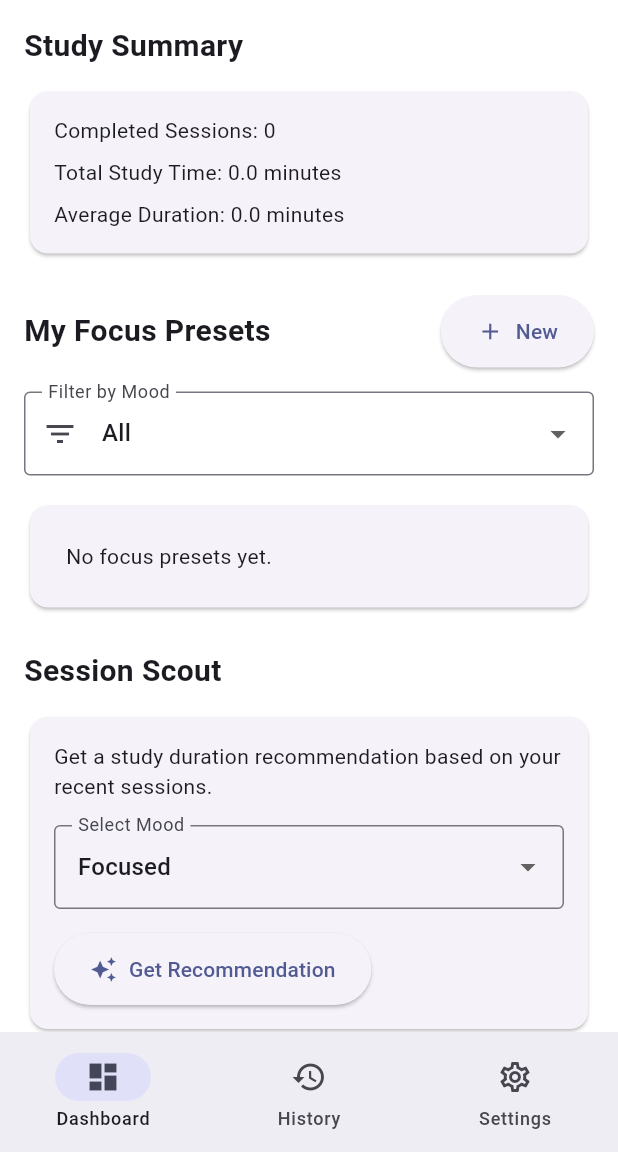
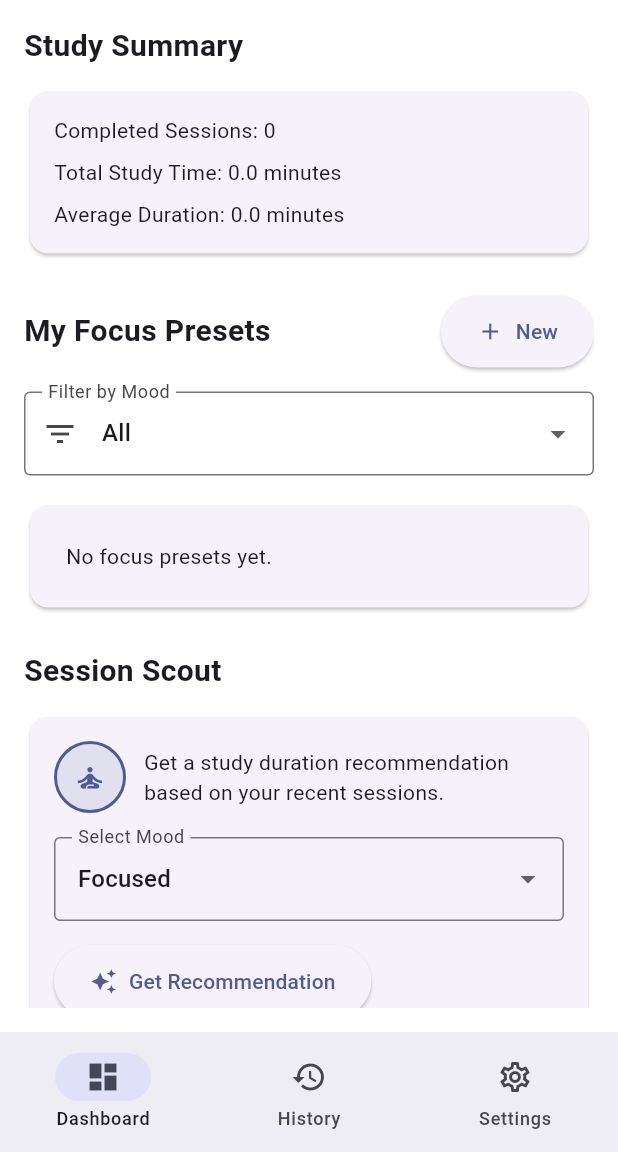
Before and after one commit to isaacowusu3461/Adaptive_Focus_Studio, a Flutter app: the screen it shows after launch, after a tap on "Get Started", on a phone screen of 412 x 824 dp, the part 84-1236 px from its top. Run offline on Flutter 3.47's test engine with Material 3 defaults, Android fonts, the light colour scheme and no system bars; our stand-ins replace flutter_riverpod, shared_preferences, sqflite; accounts and stored records are empty.

Commit message:
added animations responsive layouts and reduced motion support

```diff
--- /dev/null
+++ b/lib/core/animation/app_motion.dart
@@ -0,0 +1,17 @@
+
+import 'package:flutter/material.dart';
+
+class AppMotion {
+  static const Duration short = Duration(milliseconds: 200);
+  static const Duration medium = Duration(milliseconds: 350);
+  static const Duration long = Duration(milliseconds: 600);
+
+  static Duration duration(
+    Duration normal, {
+    required bool reduceMotion,
+  }) {
+    return reduceMotion ? Duration.zero : normal;
+  }
+
+  static Curve get standardCurve => Curves.easeInOut;
+}
--- /dev/null
+++ b/lib/core/widgets/animated_focus_indicator.dart
@@ -0,0 +1,113 @@
+
+import 'package:flutter/material.dart';
+
+class AnimatedFocusIndicator extends StatefulWidget {
+  final bool isActive;
+  final bool reduceMotion;
+  final double size;
+
+  const AnimatedFocusIndicator({
+    super.key,
+    required this.isActive,
+    required this.reduceMotion,
+    this.size = 64,
+  });
+
+  @override
+  State<AnimatedFocusIndicator> createState() =>
+      _AnimatedFocusIndicatorState();
+}
+
+class _AnimatedFocusIndicatorState
+    extends State<AnimatedFocusIndicator>
+    with SingleTickerProviderStateMixin {
+  late final AnimationController _controller;
+  late final Animation<double> _scaleAnimation;
+
+  @override
+  void initState() {
+    super.initState();
+
+    _controller = AnimationController(
+      vsync: this,
+      duration: const Duration(milliseconds: 900),
+    );
+
+    _scaleAnimation = TweenSequence<double>([
+      TweenSequenceItem(
+        tween: Tween<double>(begin: 1, end: 1.06),
+        weight: 50,
+      ),
+      TweenSequenceItem(
+        tween: Tween<double>(begin: 1.06, end: 1),
+        weight: 50,
+      ),
+    ]).animate(
+      CurvedAnimation(
+        parent: _controller,
+        curve: Curves.easeInOut,
+      ),
+    );
+
+    _updateAnimation();
+  }
+
+  @override
+  void didUpdateWidget(covariant AnimatedFocusIndicator oldWidget) {
+    super.didUpdateWidget(oldWidget);
+
+    if (oldWidget.isActive != widget.isActive ||
+        oldWidget.reduceMotion != widget.reduceMotion) {
+      _updateAnimation();
+    }
+  }
+
+  void _updateAnimation() {
+    if (!widget.isActive || widget.reduceMotion) {
+      _controller.stop();
+      _controller.value = 0;
+      return;
+    }
+
+    _controller.forward(from: 0);
+  }
+
+  @override
+  void dispose() {
+    _controller.dispose();
+    super.dispose();
+  }
+
+  @override
+  Widget build(BuildContext context) {
+    final color = Theme.of(context).colorScheme.primary;
+
+    return Semantics(
+      label: widget.isActive
+          ? 'Focus session is active'
+          : 'Focus session is inactive',
+      child: ScaleTransition(
+        scale: _scaleAnimation,
+        child: Container(
+          width: widget.size,
+          height: widget.size,
+          decoration: BoxDecoration(
+            color: color.withValues(alpha: 0.12),
+            shape: BoxShape.circle,
+            border: Border.all(
+              color: color,
+              width: 2,
+            ),
+          ),
+          child: Icon(
+            widget.isActive
+                ? Icons.psychology
+                : Icons.self_improvement,
+            color: color,
+            size: widget.size * 0.45,
+          ),
+        ),
+      ),
+    );
+  }
+}
--- /dev/null
+++ b/lib/core/widgets/responsive_content.dart
@@ -0,0 +1,30 @@
+
+import 'package:flutter/material.dart';
+
+class ResponsiveContent extends StatelessWidget {
+  final Widget child;
+  final double maxWidth;
+  final EdgeInsetsGeometry padding;
+
+  const ResponsiveContent({
+    super.key,
+    required this.child,
+    this.maxWidth = 900,
+    this.padding = const EdgeInsets.all(16),
+  });
+
+  @override
+  Widget build(BuildContext context) {
+    return Center(
+      child: ConstrainedBox(
+        constraints: BoxConstraints(
+          maxWidth: maxWidth,
+        ),
+        child: Padding(
+          padding: padding,
+          child: child,
+        ),
+      ),
+    );
+  }
+}
--- /dev/null
+++ b/lib/features/focus/presentation/providers/motion_provider.dart
@@ -0,0 +1,22 @@
+
+import 'package:flutter_riverpod/flutter_riverpod.dart';
+import 'package:shared_preferences/shared_preferences.dart';
+
+final reduceMotionProvider =
+    AsyncNotifierProvider<ReduceMotionNotifier, bool>(
+  ReduceMotionNotifier.new,
+);
+
+class ReduceMotionNotifier extends AsyncNotifier<bool> {
+  @override
+  Future<bool> build() async {
+    final preferences = await SharedPreferences.getInstance();
+    return preferences.getBool('reduce_motion') ?? false;
+  }
+
+  Future<void> setReduceMotion(bool enabled) async {
+    final preferences = await SharedPreferences.getInstance();
+    await preferences.setBool('reduce_motion', enabled);
+    state = AsyncData(enabled);
+  }
+}
--- a/lib/features/focus/presentation/screens/dashboard_screen.dart
+++ b/lib/features/focus/presentation/screens/dashboard_screen.dart
@@ -2,11 +2,15 @@
 import 'package:flutter/material.dart';
 import 'package:flutter_riverpod/flutter_riverpod.dart';
 
+import '../../../../core/animation/app_motion.dart';
+import '../../../../core/widgets/animated_focus_indicator.dart';
+import '../../../../core/widgets/responsive_content.dart';
 import '../../domain/entities/focus_preset.dart';
 import '../../domain/entities/session_log.dart';
 import '../../domain/entities/session_scout_recommendation.dart';
 import '../providers/focus_dependencies.dart';
 import '../providers/focus_providers.dart';
+import '../providers/motion_provider.dart';
 import 'focus_timer_screen.dart';
 import 'preset_form_screen.dart';
 
@@ -54,9 +58,7 @@ class DashboardScreenState extends ConsumerState<DashboardScreen> {
       ),
     );
 
-    if (mounted && saved == true) {
-      reload();
-    }
+    if (mounted && saved == true) reload();
   }
 
   Future<void> _startPreset(FocusPreset preset) async {
@@ -70,9 +72,7 @@ class DashboardScreenState extends ConsumerState<DashboardScreen> {
       ),
     );
 
-    if (mounted) {
-      reload();
-    }
+    if (mounted) reload();
   }
 
   Future<void> _confirmDelete(FocusPreset preset) async {
@@ -99,7 +99,7 @@ class DashboardScreenState extends ConsumerState<DashboardScreen> {
       ),
     );
 
-    if (confirmed != true || !mounted) return;
+    if (!mounted || confirmed != true) return;
 
     setState(() => _isDeleting = true);
 
@@ -109,19 +109,20 @@ class DashboardScreenState extends ConsumerState<DashboardScreen> {
       if (!mounted) return;
 
       reload();
+
       ScaffoldMessenger.of(context).showSnackBar(
         SnackBar(content: Text('"${preset.name}" was deleted.')),
       );
     } catch (_) {
       if (mounted) {
         ScaffoldMessenger.of(context).showSnackBar(
-          const SnackBar(content: Text('Unable to delete preset.')),
+          const SnackBar(
+            content: Text('Unable to delete preset.'),
+          ),
         );
       }
     } finally {
-      if (mounted) {
-        setState(() => _isDeleting = false);
-      }
+      if (mounted) setState(() => _isDeleting = false);
     }
   }
 
@@ -177,13 +178,11 @@ class DashboardScreenState extends ConsumerState<DashboardScreen> {
         durationMinutes: recommendation.suggestedMinutes,
       );
 
-      if (updated == 0) {
-        throw StateError('Preset not found.');
-      }
-
+      if (updated == 0) throw StateError('Preset not found.');
       if (!mounted) return;
 
       reload();
+
       ScaffoldMessenger.of(context).showSnackBar(
         SnackBar(
           content: Text(
@@ -262,9 +261,20 @@ class DashboardScreenState extends ConsumerState<DashboardScreen> {
       );
     }
 
-    return Column(
+    return LayoutBuilder(
+      builder: (context, constraints) {
+        final columns = constraints.maxWidth >= 650 ? 2 : 1;
+        final cardWidth = columns == 2
+            ? (constraints.maxWidth - 12) / 2
+            : constraints.maxWidth;
+
+        return Wrap(
+          spacing: 12,
+          runSpacing: 12,
           children: filtered.map((preset) {
-        return Card(
+            return SizedBox(
+              width: cardWidth,
+              child: Card(
                 key: ValueKey('preset_${preset.id}'),
                 child: Padding(
                   padding: const EdgeInsets.all(12),
@@ -280,7 +290,9 @@ class DashboardScreenState extends ConsumerState<DashboardScreen> {
                       ),
                       const SizedBox(height: 8),
                       Text('Mood: ${preset.moodTag}'),
-                Text('Duration: ${preset.durationMinutes} minutes'),
+                      Text(
+                        'Duration: ${preset.durationMinutes} minutes',
+                      ),
                       const SizedBox(height: 12),
                       Wrap(
                         spacing: 8,
@@ -312,12 +324,15 @@ class DashboardScreenState extends ConsumerState<DashboardScreen> {
                     ],
                   ),
                 ),
+              ),
             );
           }).toList(),
         );
+      },
+    );
   }
 
-  Widget _buildSessionScout() {
+  Widget _buildSessionScout(bool reduceMotion) {
     final recommendationState = _showRecommendation
         ? ref.watch(sessionScoutProvider(_scoutMood))
         : null;
@@ -328,9 +343,21 @@ class DashboardScreenState extends ConsumerState<DashboardScreen> {
         child: Column(
           crossAxisAlignment: CrossAxisAlignment.start,
           children: [
-            const Text(
+            Row(
+              children: [
+                AnimatedFocusIndicator(
+                  isActive: _showRecommendation,
+                  reduceMotion: reduceMotion,
+                  size: 48,
+                ),
+                const SizedBox(width: 12),
+                const Expanded(
+                  child: Text(
                     'Get a study duration recommendation '
                     'based on your recent sessions.',
+                  ),
+                ),
+              ],
             ),
             const SizedBox(height: 16),
             DropdownButtonFormField<String>(
@@ -364,9 +391,37 @@ class DashboardScreenState extends ConsumerState<DashboardScreen> {
               icon: const Icon(Icons.auto_awesome),
               label: const Text('Get Recommendation'),
             ),
-            if (recommendationState != null) ...[
-              const SizedBox(height: 16),
-              recommendationState.when(
+            AnimatedSize(
+              duration: AppMotion.duration(
+                AppMotion.medium,
+                reduceMotion: reduceMotion,
+              ),
+              curve: AppMotion.standardCurve,
+              alignment: Alignment.topCenter,
+              child: _showRecommendation
+                  ? Padding(
+                      padding: const EdgeInsets.only(top: 16),
+                      child: _buildRecommendationResult(
+                        recommendationState!,
+                        reduceMotion,
+                      ),
+                    )
+                  : const SizedBox(
+                      key: ValueKey('scout_hidden'),
+                      width: double.infinity,
+                    ),
+            ),
+          ],
+        ),
+      ),
+    );
+  }
+
+  Widget _buildRecommendationResult(
+    AsyncValue<SessionScoutRecommendation> state,
+    bool reduceMotion,
+  ) {
+    return state.when(
       loading: () => const Center(
         child: CircularProgressIndicator(),
       ),
@@ -376,15 +431,19 @@ class DashboardScreenState extends ConsumerState<DashboardScreen> {
           const Text('Unable to generate a recommendation.'),
           TextButton(
             onPressed: () {
-                        ref.invalidate(
-                          sessionScoutProvider(_scoutMood),
-                        );
+              ref.invalidate(sessionScoutProvider(_scoutMood));
             },
             child: const Text('Retry'),
           ),
         ],
       ),
-                data: (recommendation) => Column(
+      data: (recommendation) => AnimatedOpacity(
+        opacity: 1,
+        duration: AppMotion.duration(
+          AppMotion.short,
+          reduceMotion: reduceMotion,
+        ),
+        child: Column(
           crossAxisAlignment: CrossAxisAlignment.start,
           children: [
             const Divider(),
@@ -413,6 +472,7 @@ class DashboardScreenState extends ConsumerState<DashboardScreen> {
             const SizedBox(height: 16),
             Wrap(
               spacing: 12,
+              runSpacing: 8,
               children: [
                 ElevatedButton(
                   onPressed: () =>
@@ -430,10 +490,6 @@ class DashboardScreenState extends ConsumerState<DashboardScreen> {
           ],
         ),
       ),
-            ],
-          ],
-        ),
-      ),
     );
   }
 
@@ -441,17 +497,26 @@ class DashboardScreenState extends ConsumerState<DashboardScreen> {
   Widget build(BuildContext context) {
     final presetsState = ref.watch(focusPresetsProvider);
     final sessionsState = ref.watch(sessionHistoryProvider);
+    final reduceMotion =
+    ref.watch(reduceMotionProvider).when(
+      data: (value) => value,
+      loading: () => false,
+      error: (error, stackTrace) => false,
+    );
 
     return Scaffold(
       appBar: AppBar(
         title: const Text('Adaptive Focus Studio'),
       ),
-      body: ListView(
-        padding: const EdgeInsets.all(16),
+      body: ResponsiveContent(
+        child: ListView(
           children: [
             const Text(
               'Study Summary',
-            style: TextStyle(fontSize: 20, fontWeight: FontWeight.bold),
+              style: TextStyle(
+                fontSize: 20,
+                fontWeight: FontWeight.bold,
+              ),
             ),
             const SizedBox(height: 12),
             sessionsState.when(
@@ -459,7 +524,8 @@ class DashboardScreenState extends ConsumerState<DashboardScreen> {
                 child: CircularProgressIndicator(),
               ),
               error: (error, stackTrace) => TextButton(
-              onPressed: () => ref.invalidate(sessionHistoryProvider),
+                onPressed: () =>
+                    ref.invalidate(sessionHistoryProvider),
                 child: const Text('Retry Loading Summary'),
               ),
               data: _buildSummary,
@@ -513,7 +579,8 @@ class DashboardScreenState extends ConsumerState<DashboardScreen> {
                 child: CircularProgressIndicator(),
               ),
               error: (error, stackTrace) => TextButton(
-              onPressed: () => ref.invalidate(focusPresetsProvider),
+                onPressed: () =>
+                    ref.invalidate(focusPresetsProvider),
                 child: const Text('Retry Loading Presets'),
               ),
               data: _buildPresetList,
@@ -521,11 +588,15 @@ class DashboardScreenState extends ConsumerState<DashboardScreen> {
             const SizedBox(height: 24),
             const Text(
               'Session Scout',
-            style: TextStyle(fontSize: 20, fontWeight: FontWeight.bold),
+              style: TextStyle(
+                fontSize: 20,
+                fontWeight: FontWeight.bold,
+              ),
             ),
             const SizedBox(height: 12),
-          _buildSessionScout(),
+            _buildSessionScout(reduceMotion),
           ],
+        ),
       ),
     );
   }
--- a/lib/features/focus/presentation/screens/main_screen.dart
+++ b/lib/features/focus/presentation/screens/main_screen.dart
@@ -49,18 +49,14 @@ class _MainScreenState extends ConsumerState<MainScreen> {
     ];
   }
 
-  void _onItemTapped(int index) {
-    setState(() {
-      _selectedIndex = index;
-    });
+  void _selectTab(int index) {
+    setState(() => _selectedIndex = index);
 
     if (index == 0) {
       ref.invalidate(focusPresetsProvider);
       ref.invalidate(sessionHistoryProvider);
       _dashboardKey.currentState?.reload();
-    }
-
-    if (index == 1) {
+    } else if (index == 1) {
       ref.invalidate(sessionHistoryProvider);
       _historyKey.currentState?.reload();
     }
@@ -68,14 +64,51 @@ class _MainScreenState extends ConsumerState<MainScreen> {
 
   @override
   Widget build(BuildContext context) {
+    final wideScreen = MediaQuery.sizeOf(context).width >= 700;
+
+    final content = IndexedStack(
+      index: _selectedIndex,
+      children: _screens,
+    );
+
+    if (wideScreen) {
+      return Scaffold(
+        body: Row(
+          children: [
+            NavigationRail(
+              selectedIndex: _selectedIndex,
+              onDestinationSelected: _selectTab,
+              labelType: NavigationRailLabelType.all,
+              destinations: const [
+                NavigationRailDestination(
+                  icon: Icon(Icons.dashboard_outlined),
+                  selectedIcon: Icon(Icons.dashboard),
+                  label: Text('Dashboard'),
+                ),
+                NavigationRailDestination(
+                  icon: Icon(Icons.history_outlined),
+                  selectedIcon: Icon(Icons.history),
+                  label: Text('History'),
+                ),
+                NavigationRailDestination(
+                  icon: Icon(Icons.settings_outlined),
+                  selectedIcon: Icon(Icons.settings),
+                  label: Text('Settings'),
+                ),
+              ],
+            ),
+            const VerticalDivider(width: 1),
+            Expanded(child: content),
+          ],
+        ),
+      );
+    }
+
     return Scaffold(
-      body: IndexedStack(
-        index: _selectedIndex,
-        children: _screens,
-      ),
+      body: content,
       bottomNavigationBar: NavigationBar(
         selectedIndex: _selectedIndex,
-        onDestinationSelected: _onItemTapped,
+        onDestinationSelected: _selectTab,
         destinations: const [
           NavigationDestination(
             icon: Icon(Icons.dashboard_outlined),
--- a/lib/features/focus/presentation/screens/settings_screen.dart
+++ b/lib/features/focus/presentation/screens/settings_screen.dart
@@ -1,21 +1,19 @@
 
 import 'package:flutter/material.dart';
+import 'package:flutter_riverpod/flutter_riverpod.dart';
 import 'package:shared_preferences/shared_preferences.dart';
 
-class SettingsScreen extends StatefulWidget {
+import '../providers/motion_provider.dart';
+
+class SettingsScreen extends ConsumerStatefulWidget {
   const SettingsScreen({super.key});
 
   @override
-  State<SettingsScreen> createState() =>
+  ConsumerState<SettingsScreen> createState() =>
       _SettingsScreenState();
 }
 
-class _SettingsScreenState extends State<SettingsScreen> {
-  static const _durationKey = 'default_focus_duration';
-  static const _remindersKey = 'reminders_enabled';
-  static const _reduceMotionKey = 'reduce_motion';
-  static const _soundKey = 'sound_enabled';
-
+class _SettingsScreenState extends ConsumerState<SettingsScreen> {
   double _defaultDuration = 25;
   bool _remindersEnabled = false;
   bool _reduceMotion = false;
@@ -31,68 +29,74 @@ class _SettingsScreenState extends State<SettingsScreen> {
 
   Future<void> _loadSettings() async {
     try {
-      final preferences =
-          await SharedPreferences.getInstance();
+      final preferences = await SharedPreferences.getInstance();
 
       if (!mounted) return;
 
       setState(() {
         _defaultDuration =
-            (preferences.getInt(_durationKey) ?? 25)
+            (preferences.getInt('default_focus_duration') ?? 25)
                 .clamp(10, 60)
                 .toDouble();
         _remindersEnabled =
-            preferences.getBool(_remindersKey) ?? false;
+            preferences.getBool('reminders_enabled') ?? false;
         _reduceMotion =
-            preferences.getBool(_reduceMotionKey) ?? false;
+            preferences.getBool('reduce_motion') ?? false;
         _soundEnabled =
-            preferences.getBool(_soundKey) ?? true;
+            preferences.getBool('sound_enabled') ?? true;
         _loading = false;
       });
     } catch (_) {
       if (mounted) {
         setState(() => _loading = false);
-        _showMessage('Unable to load saved settings.');
+        ScaffoldMessenger.of(context).showSnackBar(
+          const SnackBar(
+            content: Text('Unable to load settings.'),
+          ),
+        );
       }
     }
   }
 
   Future<void> _saveSettings() async {
+    if (_saving) return;
+
     setState(() => _saving = true);
 
     try {
-      final preferences =
-          await SharedPreferences.getInstance();
+      final preferences = await SharedPreferences.getInstance();
 
-      final results = await Future.wait([
-        preferences.setInt(
-          _durationKey,
+      await preferences.setInt(
+        'default_focus_duration',
         _defaultDuration.round(),
+      );
+      await preferences.setBool(
+        'reminders_enabled',
+        _remindersEnabled,
+      );
+      await preferences.setBool(
+        'sound_enabled',
+        _soundEnabled,
+      );
+
+      await ref
+          .read(reduceMotionProvider.notifier)
+          .setReduceMotion(_reduceMotion);
+
+      if (!mounted) return;
+
+      ScaffoldMessenger.of(context).showSnackBar(
+        const SnackBar(
+          content: Text('Settings saved.'),
         ),
-        preferences.setBool(
-          _remindersKey,
-          _remindersEnabled,
-        ),
-        preferences.setBool(
-          _reduceMotionKey,
-          _reduceMotion,
-        ),
-        preferences.setBool(
-          _soundKey,
-          _soundEnabled,
-        ),
-      ]);
-
-      if (results.any((success) => !success)) {
-        throw StateError('Unable to persist settings.');
-      }
-
-      if (mounted) {
-        _showMessage('Settings saved successfully.');
-      }
+      );
     } catch (_) {
       if (mounted) {
-        _showMessage('Unable to save settings.');
+        ScaffoldMessenger.of(context).showSnackBar(
+          const SnackBar(
+            content: Text('Unable to save settings.'),
+          ),
+        );
       }
     } finally {
       if (mounted) {
@@ -101,24 +105,22 @@ class _SettingsScreenState extends State<SettingsScreen> {
     }
   }
 
-  void _showMessage(String message) {
-    ScaffoldMessenger.of(context).showSnackBar(
-      SnackBar(content: Text(message)),
+  @override
+  Widget build(BuildContext context) {
+    if (_loading) {
+      return const Scaffold(
+        body: Center(
+          child: CircularProgressIndicator(),
+        ),
       );
     }
 
-  @override
-  Widget build(BuildContext context) {
     return Scaffold(
       appBar: AppBar(
         title: const Text('Settings'),
       ),
-      body: _loading
-          ? const Center(
-              child: CircularProgressIndicator(),
-            )
-          : ListView(
-              padding: const EdgeInsets.all(16),
+      body: ResponsiveSettingsBody(
+        child: ListView(
           children: [
             const Text(
               'Focus Preferences',
@@ -136,68 +138,75 @@ class _SettingsScreenState extends State<SettingsScreen> {
               value: _defaultDuration,
               min: 10,
               max: 60,
-                  divisions: 10,
+              divisions: 50,
               label: '${_defaultDuration.round()} min',
-                  onChanged: _saving
-                      ? null
-                      : (value) {
-                          setState(() {
-                            _defaultDuration = value;
-                          });
+              onChanged: (value) {
+                setState(() => _defaultDuration = value);
               },
             ),
+            const Divider(),
             SwitchListTile(
-                  title: const Text('Enable Reminders'),
+              title: const Text('Reminders'),
               subtitle: const Text(
-                    'Save your reminder preference',
+                'Save your reminder preference.',
               ),
               value: _remindersEnabled,
-                  onChanged: _saving
-                      ? null
-                      : (value) {
-                          setState(() {
-                            _remindersEnabled = value;
-                          });
+              onChanged: (value) {
+                setState(() => _remindersEnabled = value);
               },
             ),
             SwitchListTile(
               title: const Text('Reduce Motion'),
+              subtitle: const Text(
+                'Disable decorative animations.',
+              ),
               value: _reduceMotion,
-                  onChanged: _saving
-                      ? null
-                      : (value) {
-                          setState(() {
-                            _reduceMotion = value;
-                          });
+              onChanged: (value) {
+                setState(() => _reduceMotion = value);
               },
             ),
             SwitchListTile(
-                  title: const Text('Enable Sound'),
+              title: const Text('Sound'),
+              subtitle: const Text(
+                'Save your sound preference.',
+              ),
               value: _soundEnabled,
-                  onChanged: _saving
-                      ? null
-                      : (value) {
-                          setState(() {
-                            _soundEnabled = value;
-                          });
+              onChanged: (value) {
+                setState(() => _soundEnabled = value);
               },
             ),
             const SizedBox(height: 24),
-                ElevatedButton(
+            FilledButton(
               onPressed: _saving ? null : _saveSettings,
               child: Text(
                 _saving ? 'Saving...' : 'Save Settings',
               ),
             ),
-                const SizedBox(height: 12),
-                const Text(
-                  'Reminder notifications, animations, and '
-                  'sound effects will be connected in later '
-                  'commits. These preferences are saved now.',
-                  style: TextStyle(color: Colors.black54),
+          ],
         ),
-              ],
       ),
     );
   }
 }
+
+class ResponsiveSettingsBody extends StatelessWidget {
+  final Widget child;
+
+  const ResponsiveSettingsBody({
+    super.key,
+    required this.child,
+  });
+
+  @override
+  Widget build(BuildContext context) {
+    return Center(
+      child: ConstrainedBox(
+        constraints: const BoxConstraints(maxWidth: 700),
+        child: Padding(
+          padding: const EdgeInsets.all(16),
+          child: child,
+        ),
+      ),
+    );
+  }
+}
```
Also changed, not shown: 4 other files. Lines whose indentation alone changed are shown as unchanged.
